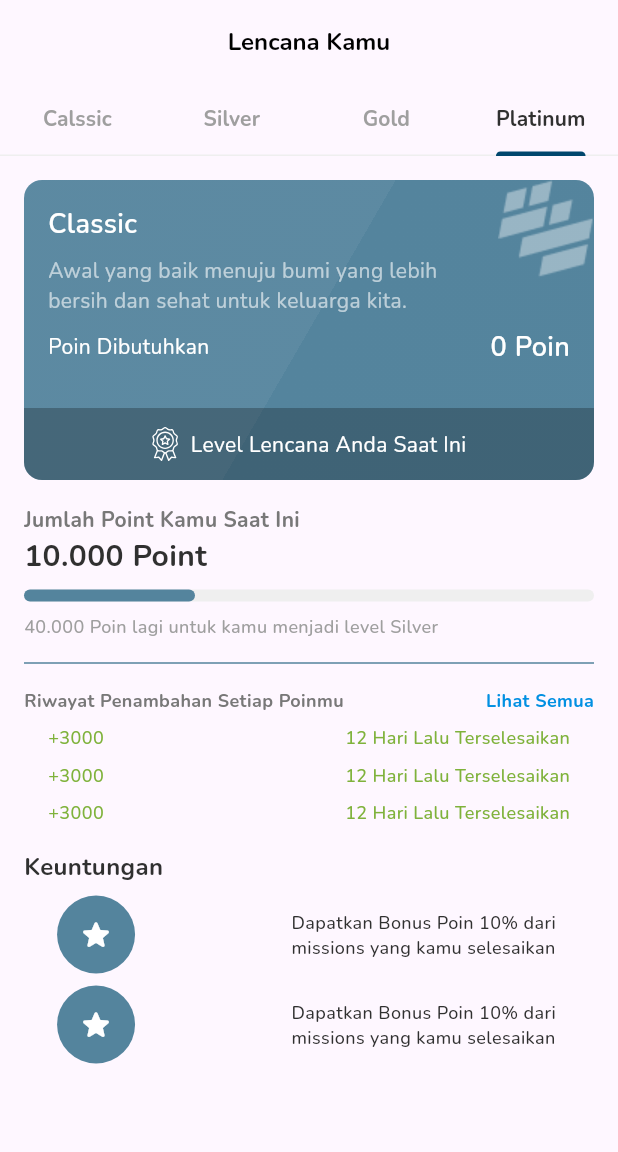
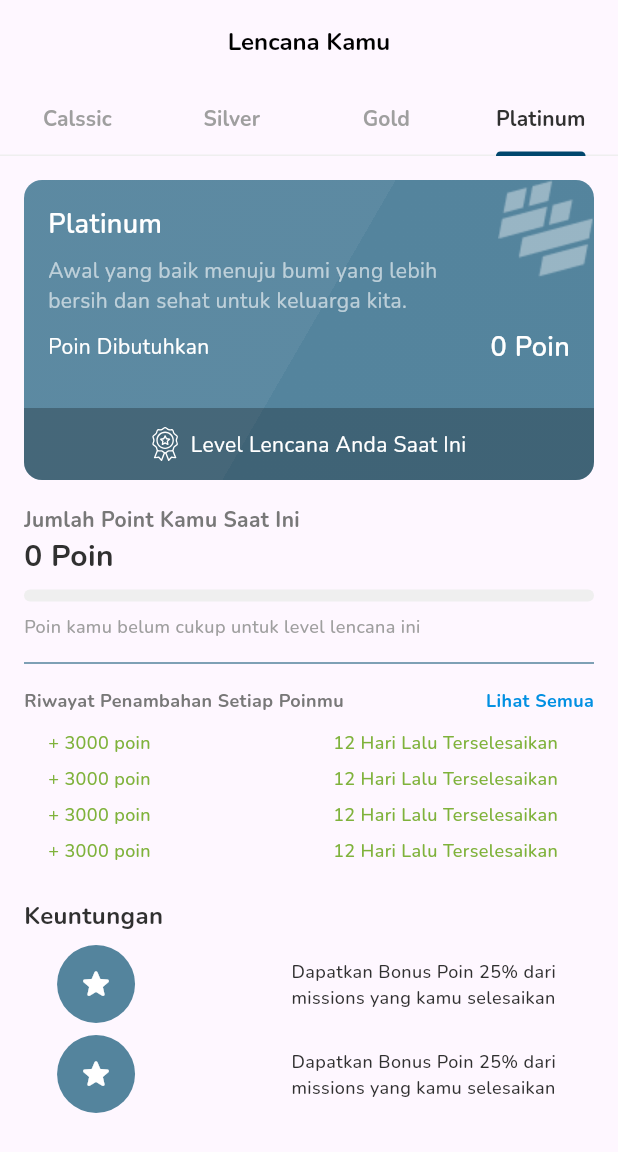
Before and after one commit to RECYTHNG/flutter_recything, a Flutter app: the screen it shows after launch, tab 4 chosen, on a phone screen of 412 x 824 dp. Shown: the top 1152 px of the screen. Run offline on Flutter 3.47's test engine with Material 3 defaults, Android fonts, the phone set to English and light mode, and no system bars; our stand-ins replace dio, flutter_svg, substring_highlight; network calls fail.

Commit message:
feat(platinum-content): adding logic and connecting to API for platinum

```diff
--- a/recything_application/lib/screens/achievement_screen/content/classic_achievement_content.dart
+++ b/recything_application/lib/screens/achievement_screen/content/classic_achievement_content.dart
@@ -203,7 +203,9 @@ class _ClassicAchievementContentState extends State<ClassicAchievementContent> {
                 ),
                 SpacingConstant.verticalSpacing100,
                 Text(
-                  '${targetPoint - currentPoint} Poin lagi untuk kamu menjadi level Silver',
+                  currentPoint >= targetPoint
+                      ? 'Poin kamu sudah melewati batas level lencana ini'
+                      : '${targetPoint - currentPoint} Poin lagi untuk kamu menjadi level silver',
                   style: TextStyleConstant.mediumCaption.copyWith(
                     color: ColorConstant.netralColor600,
                   ),
--- a/recything_application/lib/screens/achievement_screen/content/gold_achievement_content.dart
+++ b/recything_application/lib/screens/achievement_screen/content/gold_achievement_content.dart
@@ -219,7 +219,11 @@ class _GoldAchievementContentState extends State<GoldAchievementContent> {
                 ),
                 SpacingConstant.verticalSpacing100,
                 Text(
-                  '${targetPoint - currentPoint} Poin lagi untuk kamu menjadi level platinum',
+                  currentPoint >= targetPoint
+                      ? 'Poin kamu sudah melewati batas level lencana ini'
+                      : currentPoint <= levelPoint
+                          ? 'Poin kamu belum cukup untuk level lencana ini'
+                          : '${targetPoint - currentPoint} Poin lagi untuk kamu menjadi level platinum',
                   style: TextStyleConstant.mediumCaption.copyWith(
                     color: ColorConstant.netralColor600,
                   ),
--- a/recything_application/lib/screens/achievement_screen/content/platinum_achievement_content.dart
+++ b/recything_application/lib/screens/achievement_screen/content/platinum_achievement_content.dart
@@ -5,6 +5,8 @@ import 'package:recything_application/constants/icon_constant.dart';
 import 'package:recything_application/constants/image_constant.dart';
 import 'package:recything_application/constants/spacing_constant.dart';
 import 'package:recything_application/constants/text_style_constant.dart';
+import 'package:recything_application/models/achievement_model.dart';
+import 'package:recything_application/services/achievement/achievement_service.dart';
 
 class PlatinumAchievementContent extends StatefulWidget {
   const PlatinumAchievementContent({super.key});
@@ -16,8 +18,40 @@ class PlatinumAchievementContent extends StatefulWidget {
 
 class _PlatinumAchievementContentState
     extends State<PlatinumAchievementContent> {
+  bool isLoading = false;
+  AchievementModel? achievementResult;
+
+  Future<void> getAchievement() async {
+    setState(() {
+      isLoading = true;
+    });
+
+    try {
+      final result = await AchievementService().getAchievement();
+      setState(() {
+        isLoading = false;
+        achievementResult = result;
+      });
+    } catch (e) {
+      setState(() {
+        isLoading = false;
+      });
+    }
+  }
+
+  @override
+  void initState() {
+    super.initState();
+    getAchievement();
+  }
+
   @override
   Widget build(BuildContext context) {
+    int currentPoint = achievementResult?.data?.dataUser?.point ?? 0;
+    int levelPoint =
+        achievementResult?.data?.dataAchievement?[3].targetPoint ?? 0;
+    int targetPoint = 600000;
+    double progressValue = (targetPoint > 0) ? currentPoint / targetPoint : 0;
     return Scaffold(
       body: Padding(
         padding: const EdgeInsets.all(16.0),
@@ -48,7 +82,7 @@ class _PlatinumAchievementContentState
                       crossAxisAlignment: CrossAxisAlignment.start,
                       children: [
                         Text(
-                          'Classic',
+                          'Platinum',
                           style: TextStyleConstant.semiboldHeading4.copyWith(
                             fontSize: 18.0,
                             color: ColorConstant.whiteColor,
@@ -73,7 +107,7 @@ class _PlatinumAchievementContentState
                               ),
                             ),
                             Text(
-                              '0 Poin',
+                              '$levelPoint Poin',
                               style: TextStyleConstant.semiboldTitle.copyWith(
                                 color: ColorConstant.whiteColor,
                               ),
@@ -106,14 +140,48 @@ class _PlatinumAchievementContentState
                     child: Row(
                       mainAxisAlignment: MainAxisAlignment.center,
                       children: [
-                        SvgPicture.asset(
+                        achievementResult != null &&
+                                achievementResult!.data != null &&
+                                achievementResult!.data!.dataUser != null &&
+                                achievementResult!.data!.dataUser!.point! >=
+                                    targetPoint
+                            ? SvgPicture.asset(
+                                width: 18.01,
+                                height: 24,
+                                IconConstant.unlockAchievement,
+                              )
+                            : achievementResult != null &&
+                                    achievementResult!.data != null &&
+                                    achievementResult!.data!.dataUser != null &&
+                                    achievementResult!.data!.dataUser!.point! <=
+                                        levelPoint
+                                ? SvgPicture.asset(
+                                    width: 18.01,
+                                    height: 24,
+                                    IconConstant.lockAchievement,
+                                  )
+                                : SvgPicture.asset(
                                     width: 18.01,
                                     height: 24,
                                     IconConstant.achievementIcon,
                                   ),
                         SpacingConstant.horizontalSpacing100,
                         Text(
-                          'Level Lencana Anda Saat Ini',
+                          achievementResult != null &&
+                                  achievementResult!.data != null &&
+                                  achievementResult!.data!.dataUser != null &&
+                                  achievementResult!.data!.dataUser!.point! >=
+                                      targetPoint
+                              ? 'Lencana ini sudah kamu dapatkan'
+                              : achievementResult != null &&
+                                      achievementResult!.data != null &&
+                                      achievementResult!.data!.dataUser !=
+                                          null &&
+                                      achievementResult!
+                                              .data!.dataUser!.point! <=
+                                          levelPoint
+                                  ? 'Poin Kamu Belum Cukup'
+                                  : 'Level Lencana Anda Saat Ini',
                           style: TextStyleConstant.regularParagraph.copyWith(
                             color: ColorConstant.whiteColor,
                           ),
@@ -135,7 +203,7 @@ class _PlatinumAchievementContentState
                   ),
                 ),
                 Text(
-                  '10.000 Point',
+                  '$currentPoint Poin',
                   style: TextStyleConstant.boldHeading4.copyWith(
                     fontSize: 20.0,
                     color: ColorConstant.netralColor900,
@@ -145,14 +213,18 @@ class _PlatinumAchievementContentState
                 SpacingConstant.verticalSpacing100,
                 LinearProgressIndicator(
                   minHeight: 8.0,
-                  value: 0.3,
+                  value: progressValue,
                   backgroundColor: ColorConstant.netralColor500,
                   borderRadius: BorderRadius.circular(40.0),
                   color: ColorConstant.primaryColor300,
                 ),
                 SpacingConstant.verticalSpacing100,
                 Text(
-                  '40.000 Poin lagi untuk kamu menjadi level Silver',
+                  currentPoint >= targetPoint
+                      ? 'Poin kamu sudah melewati batas level lencana ini'
+                      : currentPoint <= levelPoint
+                          ? 'Poin kamu belum cukup untuk level lencana ini'
+                          : 'Poin kamu telah selesai berada di level lencana ini',
                   style: TextStyleConstant.mediumCaption.copyWith(
                     color: ColorConstant.netralColor600,
                   ),
@@ -185,18 +257,24 @@ class _PlatinumAchievementContentState
                 SpacingConstant.verticalSpacing100,
                 Padding(
                   padding: const EdgeInsets.symmetric(horizontal: 16.0),
-                  child: Column(
-                    mainAxisAlignment: MainAxisAlignment.start,
-                    children: [
-                      Row(
+                  child: SizedBox(
+                    height: 100.0,
+                    width: double.infinity,
+                    child: ListView.builder(
+                      itemCount: 5,
+                      itemBuilder: (context, index) {
+                        return Padding(
+                          padding: const EdgeInsets.only(right: 8.0),
+                          child: Row(
                             mainAxisAlignment: MainAxisAlignment.spaceBetween,
                             children: [
                               Text(
-                            '+3000',
+                                '+ 3000 poin',
                                 style: TextStyleConstant.mediumCaption.copyWith(
                                   color: ColorConstant.secondaryColor500,
                                 ),
                               ),
+                              SpacingConstant.verticalSpacing300,
                               Text(
                                 '12 Hari Lalu Terselesaikan',
                                 style: TextStyleConstant.mediumCaption.copyWith(
@@ -205,43 +283,9 @@ class _PlatinumAchievementContentState
                               ),
                             ],
                           ),
-                      SpacingConstant.verticalSpacing100,
-                      Row(
-                        mainAxisAlignment: MainAxisAlignment.spaceBetween,
-                        children: [
-                          Text(
-                            '+3000',
-                            style: TextStyleConstant.mediumCaption.copyWith(
-                              color: ColorConstant.secondaryColor500,
+                        );
+                      },
                     ),
-                          ),
-                          Text(
-                            '12 Hari Lalu Terselesaikan',
-                            style: TextStyleConstant.mediumCaption.copyWith(
-                              color: ColorConstant.secondaryColor500,
-                            ),
-                          ),
-                        ],
-                      ),
-                      SpacingConstant.verticalSpacing100,
-                      Row(
-                        mainAxisAlignment: MainAxisAlignment.spaceBetween,
-                        children: [
-                          Text(
-                            '+3000',
-                            style: TextStyleConstant.mediumCaption.copyWith(
-                              color: ColorConstant.secondaryColor500,
-                            ),
-                          ),
-                          Text(
-                            '12 Hari Lalu Terselesaikan',
-                            style: TextStyleConstant.mediumCaption.copyWith(
-                              color: ColorConstant.secondaryColor500,
-                            ),
-                          ),
-                        ],
-                      ),
-                    ],
                   ),
                 ),
                 SpacingConstant.verticalSpacing200,
@@ -270,7 +314,7 @@ class _PlatinumAchievementContentState
                         ),
                         SpacingConstant.horizontalSpacing200,
                         Text(
-                          'Dapatkan Bonus Poin 10% dari \nmissions yang kamu selesaikan',
+                          'Dapatkan Bonus Poin 25% dari \nmissions yang kamu selesaikan',
                           style: TextStyleConstant.mediumCaption
                               .copyWith(color: ColorConstant.netralColor900),
                         )
@@ -292,7 +336,7 @@ class _PlatinumAchievementContentState
                         ),
                         SpacingConstant.horizontalSpacing200,
                         Text(
-                          'Dapatkan Bonus Poin 10% dari \nmissions yang kamu selesaikan',
+                          'Dapatkan Bonus Poin 25% dari \nmissions yang kamu selesaikan',
                           style: TextStyleConstant.mediumCaption
                               .copyWith(color: ColorConstant.netralColor900),
                         )
--- a/recything_application/lib/screens/achievement_screen/content/silver_achievement_content.dart
+++ b/recything_application/lib/screens/achievement_screen/content/silver_achievement_content.dart
@@ -220,7 +220,11 @@ class _SilverAchievementContentState extends State<SilverAchievementContent> {
                 ),
                 SpacingConstant.verticalSpacing100,
                 Text(
-                  '${targetPoint - currentPoint} Poin lagi untuk kamu menjadi level gold',
+                  currentPoint >= targetPoint
+                      ? 'Poin kamu sudah melewati batas level lencana ini'
+                      : currentPoint <= levelPoint
+                          ? 'Poin kamu belum cukup untuk level lencana ini'
+                          : '${targetPoint - currentPoint} Poin lagi untuk kamu menjadi level gold',
                   style: TextStyleConstant.mediumCaption.copyWith(
                     color: ColorConstant.netralColor600,
                   ),
```
Lines whose indentation alone changed are shown as unchanged.
